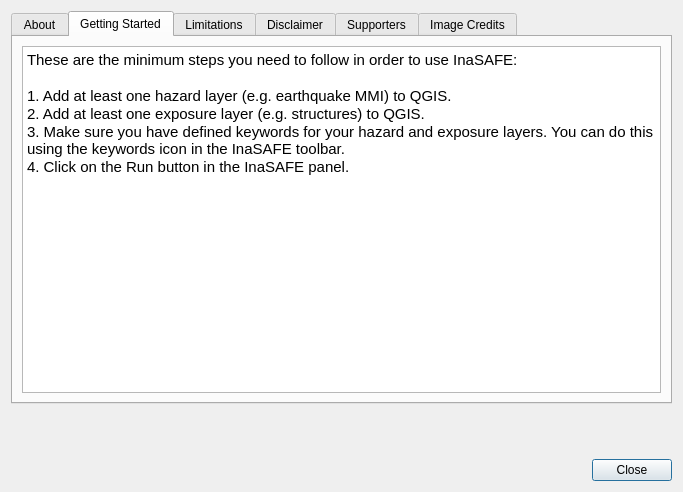
Qt form safe/gui/ui/about_dialog_base.ui (inasafe/inasafe) before a commit.
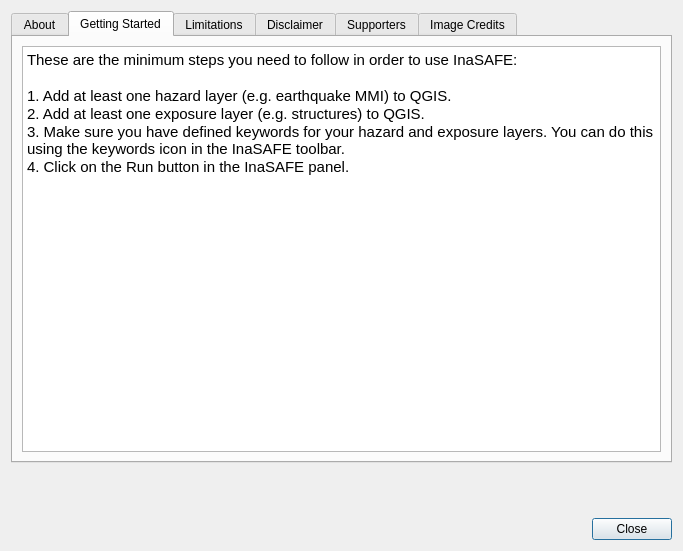
The same form after that commit. The open tabs and pages were chosen to show the change. Icons and pictures are not drawn.

Patch:
```diff
--- a/safe/gui/ui/about_dialog_base.ui
+++ b/safe/gui/ui/about_dialog_base.ui
@@ -7,7 +7,7 @@
     <x>0</x>
     <y>0</y>
     <width>683</width>
-    <height>492</height>
+    <height>551</height>
    </rect>
   </property>
   <property name="windowTitle">
@@ -56,13 +56,13 @@
           <string>&lt;!DOCTYPE HTML PUBLIC &quot;-//W3C//DTD HTML 4.0//EN&quot; &quot;http://www.w3.org/TR/REC-html40/strict.dtd&quot;&gt;
 &lt;html&gt;&lt;head&gt;&lt;meta name=&quot;qrichtext&quot; content=&quot;1&quot; /&gt;&lt;style type=&quot;text/css&quot;&gt;
 p, li { white-space: pre-wrap; }
-&lt;/style&gt;&lt;/head&gt;&lt;body style=&quot; font-family:'Cantarell'; font-size:11pt; font-weight:400; font-style:normal;&quot;&gt;
-&lt;p style=&quot; margin-top:0px; margin-bottom:0px; margin-left:0px; margin-right:0px; -qt-block-indent:0; text-indent:0px;&quot;&gt;These are the minimum steps you need to follow in order to use InaSAFE:&lt;/p&gt;
-&lt;p style=&quot;-qt-paragraph-type:empty; margin-top:0px; margin-bottom:0px; margin-left:0px; margin-right:0px; -qt-block-indent:0; text-indent:0px;&quot;&gt;&lt;br /&gt;&lt;/p&gt;
-&lt;p style=&quot; margin-top:0px; margin-bottom:0px; margin-left:0px; margin-right:0px; -qt-block-indent:0; text-indent:0px;&quot;&gt;1. Add at least one hazard layer (e.g. earthquake MMI) to QGIS.&lt;/p&gt;
-&lt;p style=&quot; margin-top:0px; margin-bottom:0px; margin-left:0px; margin-right:0px; -qt-block-indent:0; text-indent:0px;&quot;&gt;2. Add at least one exposure layer (e.g. structures) to QGIS.&lt;/p&gt;
-&lt;p style=&quot; margin-top:0px; margin-bottom:0px; margin-left:0px; margin-right:0px; -qt-block-indent:0; text-indent:0px;&quot;&gt;3. Make sure you have defined keywords for your hazard and exposure layers. You can do this using the keywords icon in the InaSAFE toolbar.&lt;/p&gt;
-&lt;p style=&quot; margin-top:0px; margin-bottom:0px; margin-left:0px; margin-right:0px; -qt-block-indent:0; text-indent:0px;&quot;&gt;4. Click on the Run button in the InaSAFE panel.&lt;/p&gt;&lt;/body&gt;&lt;/html&gt;</string>
+&lt;/style&gt;&lt;/head&gt;&lt;body style=&quot; font-family:'AvantGarde Bk BT'; font-size:12pt; font-weight:400; font-style:normal;&quot;&gt;
+&lt;p style=&quot; margin-top:0px; margin-bottom:0px; margin-left:0px; margin-right:0px; -qt-block-indent:0; text-indent:0px;&quot;&gt;&lt;span style=&quot; font-family:'Cantarell'; font-size:11pt;&quot;&gt;These are the minimum steps you need to follow in order to use InaSAFE:&lt;/span&gt;&lt;/p&gt;
+&lt;p style=&quot;-qt-paragraph-type:empty; margin-top:0px; margin-bottom:0px; margin-left:0px; margin-right:0px; -qt-block-indent:0; text-indent:0px; font-family:'Cantarell'; font-size:11pt;&quot;&gt;&lt;br /&gt;&lt;/p&gt;
+&lt;p style=&quot; margin-top:0px; margin-bottom:0px; margin-left:0px; margin-right:0px; -qt-block-indent:0; text-indent:0px;&quot;&gt;&lt;span style=&quot; font-family:'Cantarell'; font-size:11pt;&quot;&gt;1. Add at least one hazard layer (e.g. earthquake MMI) to QGIS.&lt;/span&gt;&lt;/p&gt;
+&lt;p style=&quot; margin-top:0px; margin-bottom:0px; margin-left:0px; margin-right:0px; -qt-block-indent:0; text-indent:0px;&quot;&gt;&lt;span style=&quot; font-family:'Cantarell'; font-size:11pt;&quot;&gt;2. Add at least one exposure layer (e.g. structures) to QGIS.&lt;/span&gt;&lt;/p&gt;
+&lt;p style=&quot; margin-top:0px; margin-bottom:0px; margin-left:0px; margin-right:0px; -qt-block-indent:0; text-indent:0px;&quot;&gt;&lt;span style=&quot; font-family:'Cantarell'; font-size:11pt;&quot;&gt;3. Make sure you have defined keywords for your hazard and exposure layers. You can do this using the keywords icon in the InaSAFE toolbar.&lt;/span&gt;&lt;/p&gt;
+&lt;p style=&quot; margin-top:0px; margin-bottom:0px; margin-left:0px; margin-right:0px; -qt-block-indent:0; text-indent:0px;&quot;&gt;&lt;span style=&quot; font-family:'Cantarell'; font-size:11pt;&quot;&gt;4. Click on the Run button in the InaSAFE panel.&lt;/span&gt;&lt;/p&gt;&lt;/body&gt;&lt;/html&gt;</string>
          </property>
         </widget>
        </item>
@@ -172,7 +172,7 @@
     <widget class="QLabel" name="supporters_label">
      <property name="maximumSize">
       <size>
-       <width>600</width>
+       <width>421</width>
        <height>100</height>
       </size>
      </property>
```
Left out of the diff: 26 changed lines with no effect on the pictures.
